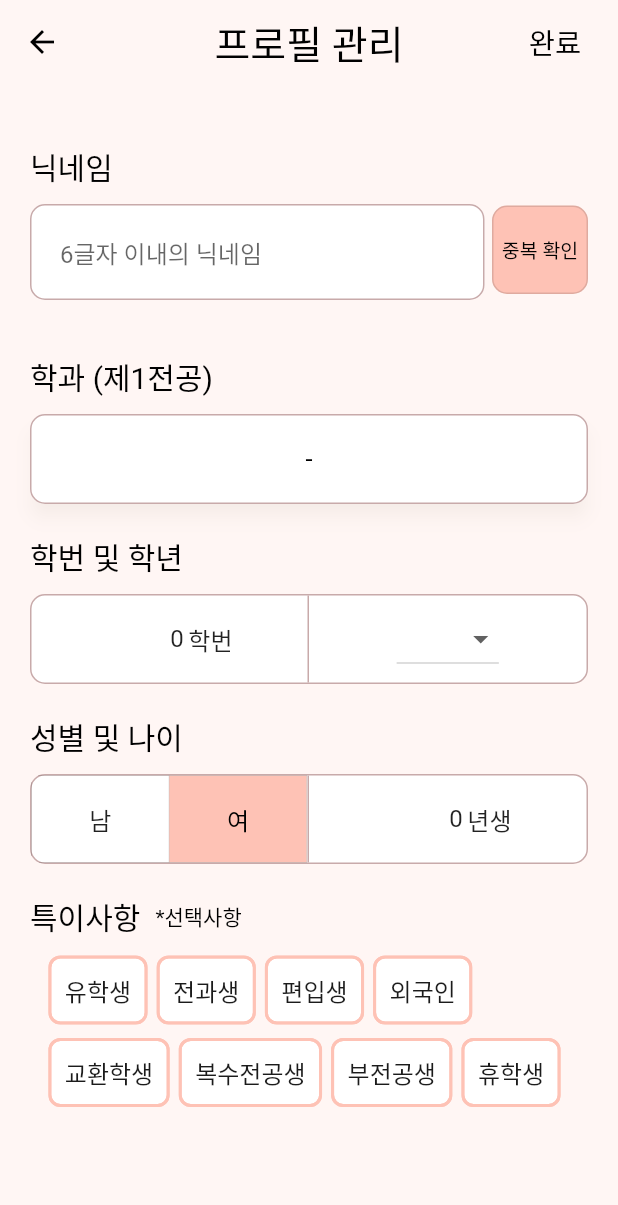
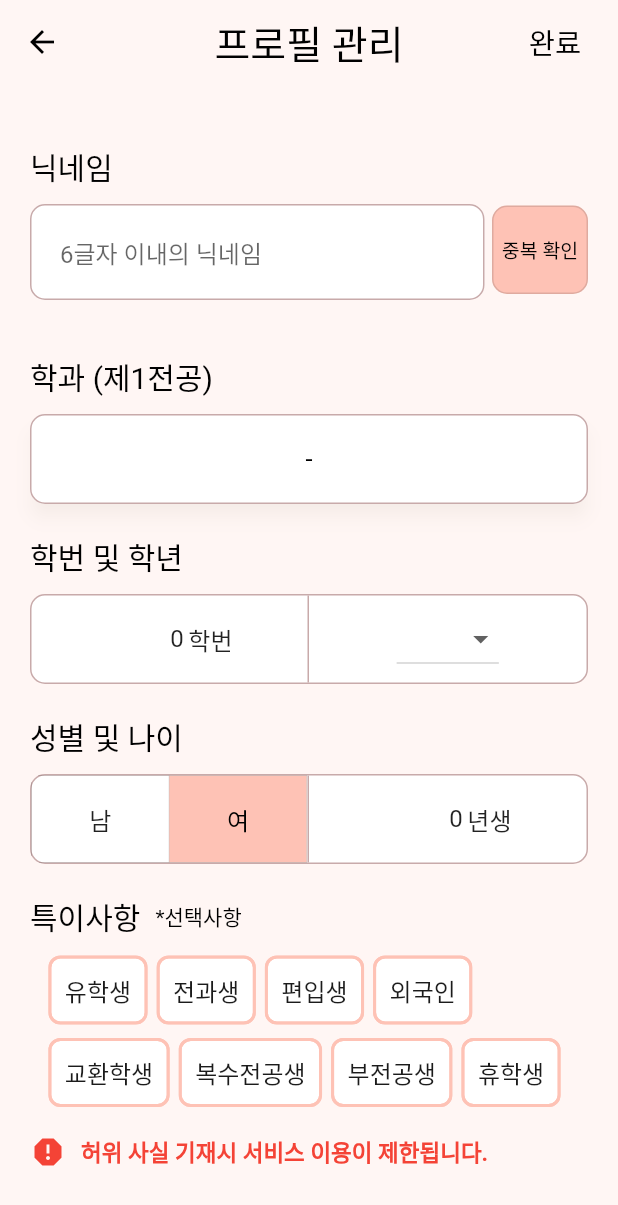
Before and after one commit to TEAM-LINRING/LINRING-FRONT, a Flutter app: the ProfileScreen screen opened directly with empty values, on a phone screen of 412 x 824 dp. Shown: the top 1205 px of the screen. Run offline on Flutter 3.47's test engine with Material 2 defaults, Android fonts, the phone set to English and light mode, and no system bars; our stand-ins replace carousel_slider, firebase_core, firebase_dynamic_links, flutter_dotenv, flutter_rating_bar, flutter_secure_storage; missing offline and left inert: omni_datetime_picker; accounts and stored records are empty; Roboto replaces fonts that are missing (Pretendard).

Commit message:
Feat: 프로필 관리 - 경고 문구 추가

```diff
--- a/lib/screens/profile_screen.dart
+++ b/lib/screens/profile_screen.dart
@@ -573,7 +573,26 @@ class _ProfileScreenState extends State<ProfileScreen> {
                 return buildRemark(index);
               })),
 
-          const SizedBox(height: 20),
+          const SizedBox(height: 10),
+          const Row(
+            children: [
+              Icon(
+                Icons.report,
+                color: Colors.red,
+              ),
+              SizedBox(
+                width: 10,
+              ),
+              Text(
+                '허위 사실 기재시 서비스 이용이 제한됩니다.',
+                style: TextStyle(
+                    color: Colors.red,
+                    fontSize: 15,
+                    fontWeight: FontWeight.w600),
+              ),
+              SizedBox(height: 10),
+            ],
+          ),
         ]),
       ),
     );
```
